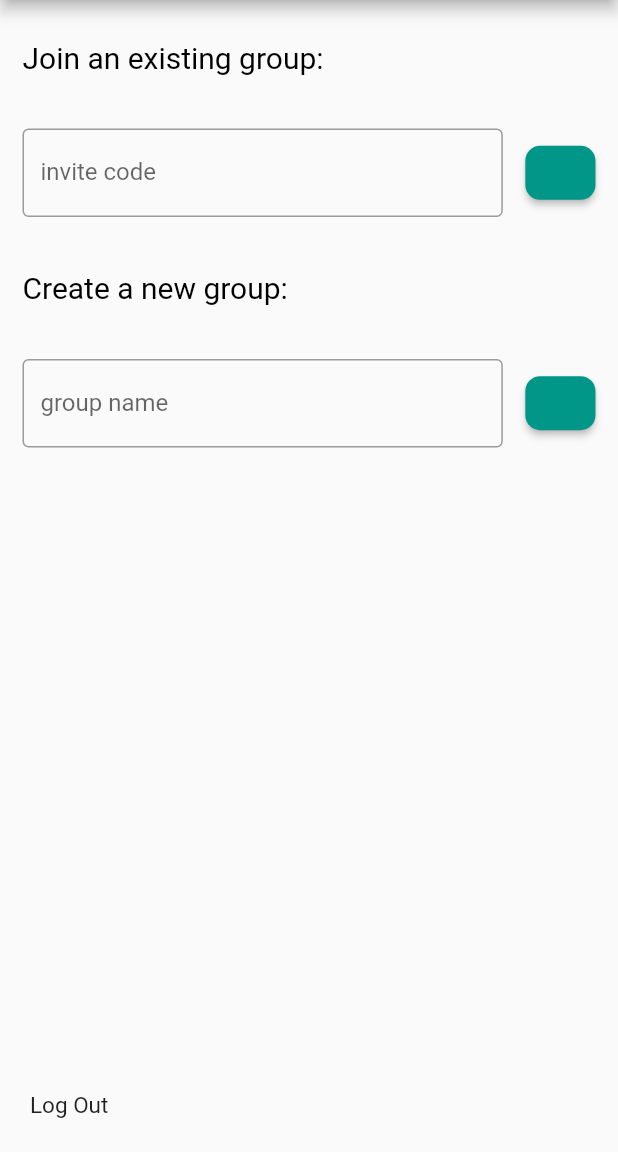
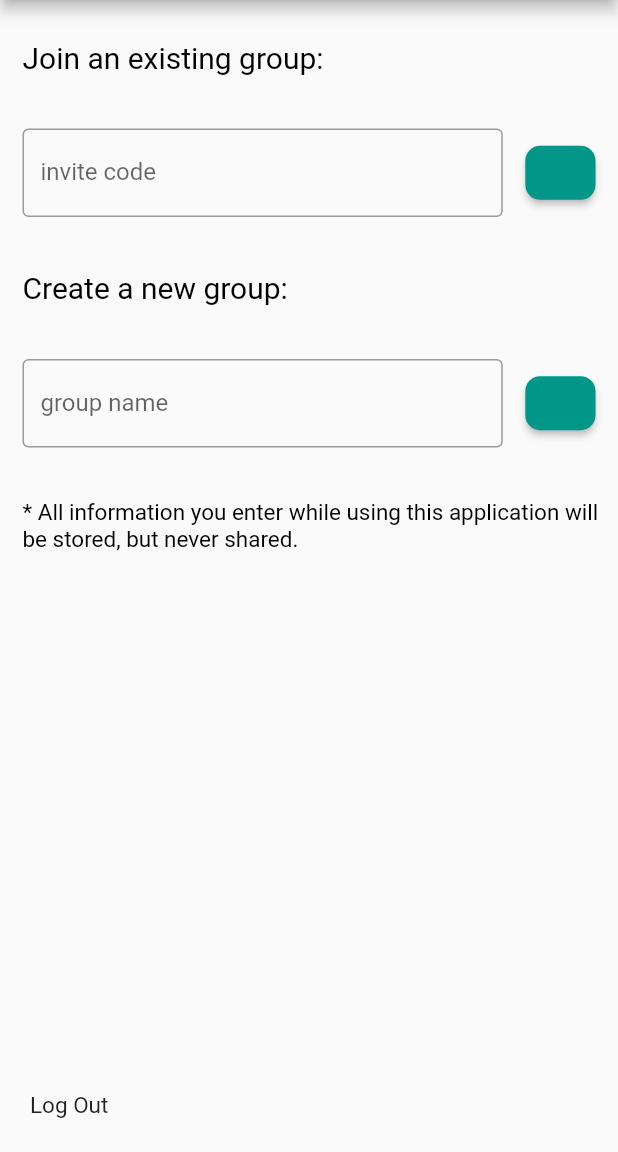
Before and after one commit to danielphung01/housemate_helper, a Flutter app: the JoinCreateGroupPage screen opened directly, on a phone screen of 412 x 824 dp, the part 84-1236 px from its top. Run offline on Flutter 3.47's test engine with Material 2 defaults, Android fonts, the phone set to English and light mode, and no system bars; our stand-ins replace firebase_auth, firebase_core, firebase_database; missing offline and left inert: dart:ffi; accounts and stored records are empty; network calls fail.

```diff
--- a/lib/join_create_group_page.dart
+++ b/lib/join_create_group_page.dart
@@ -236,7 +236,23 @@ class _JoinCreateGroupPageState extends State<JoinCreateGroupPage> {
             ),
           ),
           Expanded(
-            flex: 52,
+            flex: 10,
+            child: Align(
+              alignment: Alignment.centerLeft,
+              child: Container(
+                margin: EdgeInsets.only(top: 10, left: 15),
+                child: Text(
+                  '* All information you enter while using this application will be stored, but never shared.',
+                  style: TextStyle(
+                    fontSize: 15,
+                    color: Colors.black,
+                  ),
+                ),
+              ),
+            ),
+          ),
+          Expanded(
+            flex: 42,
             child: Text(
                 ''
               ),
```
Also changed, not shown: 1 other file.
